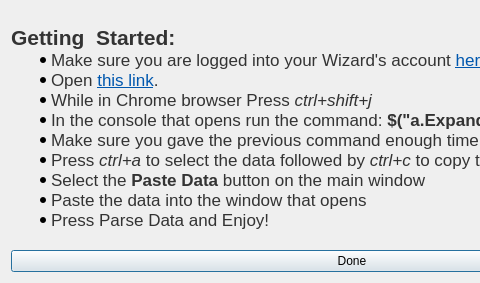
Qt form UIs/Help.ui (JeffHoogland/qutemtgstats) before a commit; both pictures show x 0 to 480 and y 0 to 283 of the 704 by 283 pixel window.
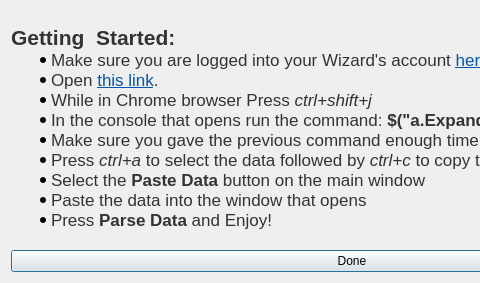
The same form after that commit.

Diff of the .ui file:
```diff
--- a/UIs/Help.ui
+++ b/UIs/Help.ui
@@ -30,7 +30,7 @@
 &lt;li style=&quot; font-family:'Helvetica Neue,Helvetica,Segoe UI,Arial,freesans,sans-serif'; color:#333333;&quot; style=&quot; margin-top:0px; margin-bottom:0px; margin-left:0px; margin-right:0px; -qt-block-indent:0; text-indent:0px;&quot;&gt;Press &lt;span style=&quot; font-style:italic;&quot;&gt;ctrl+a&lt;/span&gt; to select the data followed by &lt;span style=&quot; font-style:italic;&quot;&gt;ctrl+c&lt;/span&gt; to copy the data&lt;/li&gt;
 &lt;li style=&quot; font-family:'Helvetica Neue,Helvetica,Segoe UI,Arial,freesans,sans-serif'; color:#333333;&quot; style=&quot; margin-top:0px; margin-bottom:0px; margin-left:0px; margin-right:0px; -qt-block-indent:0; text-indent:0px;&quot;&gt;Select the &lt;span style=&quot; font-weight:600;&quot;&gt;Paste Data&lt;/span&gt; button on the main window&lt;/li&gt;
 &lt;li style=&quot; font-family:'Helvetica Neue,Helvetica,Segoe UI,Arial,freesans,sans-serif'; color:#333333;&quot; style=&quot; margin-top:0px; margin-bottom:0px; margin-left:0px; margin-right:0px; -qt-block-indent:0; text-indent:0px;&quot;&gt;Paste the data into the window that opens&lt;/li&gt;
-&lt;li style=&quot; font-family:'Helvetica Neue,Helvetica,Segoe UI,Arial,freesans,sans-serif'; color:#333333;&quot; style=&quot; margin-top:0px; margin-bottom:16px; margin-left:0px; margin-right:0px; -qt-block-indent:0; text-indent:0px;&quot;&gt;Press Parse Data and Enjoy!&lt;/li&gt;&lt;/ul&gt;&lt;/body&gt;&lt;/html&gt;</string>
+&lt;li style=&quot; font-family:'Helvetica Neue,Helvetica,Segoe UI,Arial,freesans,sans-serif'; color:#333333;&quot; style=&quot; margin-top:0px; margin-bottom:16px; margin-left:0px; margin-right:0px; -qt-block-indent:0; text-indent:0px;&quot;&gt;Press &lt;span style=&quot; font-weight:600;&quot;&gt;Parse Data&lt;/span&gt; and Enjoy!&lt;/li&gt;&lt;/ul&gt;&lt;/body&gt;&lt;/html&gt;</string>
      </property>
      <property name="openExternalLinks">
       <bool>true</bool>
```
